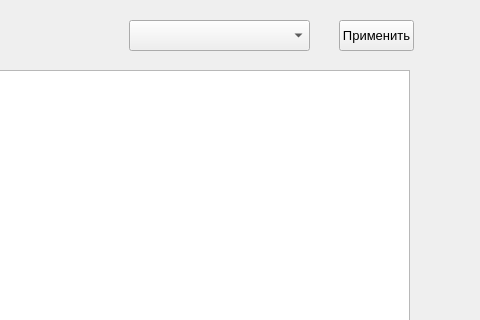
The window that OmGTU.ui (Tek4to/pythonPyQT) describes before a commit, drawn with Qt 5; both pictures show x 821 to 1301 and y 0 to 320 of the 1301 by 770 pixel window.
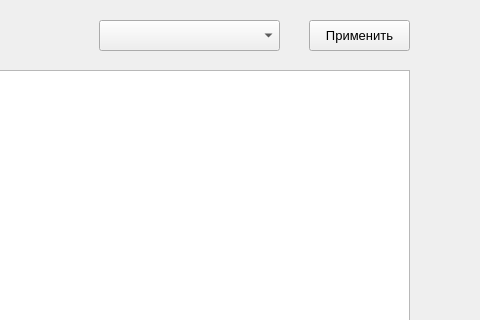
The same window after the commit.

Patch:
```diff
--- a/OmGTU.ui
+++ b/OmGTU.ui
@@ -20,7 +20,7 @@
    <widget class="QComboBox" name="comboBox">
     <property name="geometry">
      <rect>
-      <x>950</x>
+      <x>920</x>
       <y>20</y>
       <width>181</width>
       <height>31</height>
@@ -66,9 +66,9 @@
    <widget class="QPushButton" name="pushButton_3">
     <property name="geometry">
      <rect>
-      <x>1160</x>
+      <x>1130</x>
       <y>20</y>
-      <width>75</width>
+      <width>101</width>
       <height>31</height>
      </rect>
     </property>
```
Left out of the diff: 2 changed lines with no effect on the pictures.
